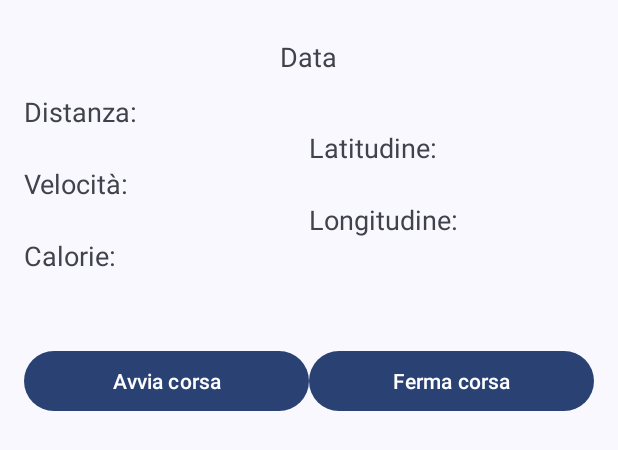
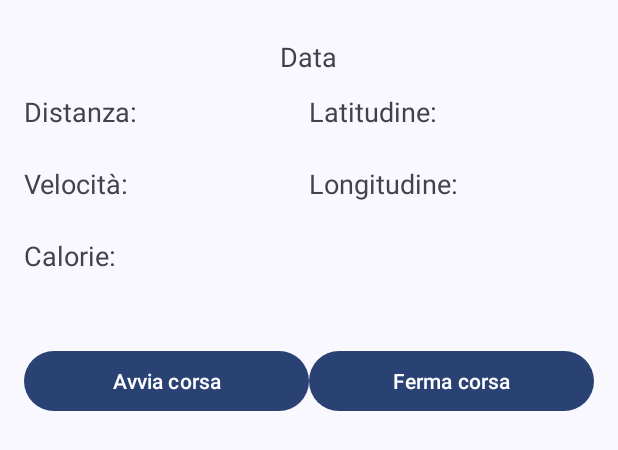
Before and after one commit to SimonReese/StepByStep, an Android app: the layout large_view_layout.xml on its own in the app's theme, with its tools: preview values and no code run, on a phone screen of 412 x 824 dp. Shown: the top 450 px of the screen. Run offline under Robolectric (Android 15) with nearby library versions, the phone set to English and light mode, and no system bars.

Commit message:
Fix layout

```diff
--- a/app/src/main/res/layout/large_view_layout.xml
+++ b/app/src/main/res/layout/large_view_layout.xml
@@ -29,6 +29,7 @@ android:theme="@style/Theme.Material3.DynamicColors.DayNight">
         android:layout_width="0dp"
         android:layout_height="wrap_content"
         android:layout_weight="1"
+        android:id="@+id/left_layout"
         android:orientation="vertical">
 
         <TextView
@@ -79,7 +80,7 @@ android:theme="@style/Theme.Material3.DynamicColors.DayNight">
 
     <LinearLayout
         android:layout_width="0dp"
-        android:layout_height="match_parent"
+        android:layout_height="wrap_content"
         android:layout_weight="1"
         android:orientation="vertical">
 
@@ -87,7 +88,6 @@ android:theme="@style/Theme.Material3.DynamicColors.DayNight">
             android:id="@+id/tv_latitude"
             android:layout_width="wrap_content"
             android:layout_height="wrap_content"
-            android:layout_marginTop="24dp"
             android:text="Latitudine:"
             android:textSize="18sp" />
 
```
